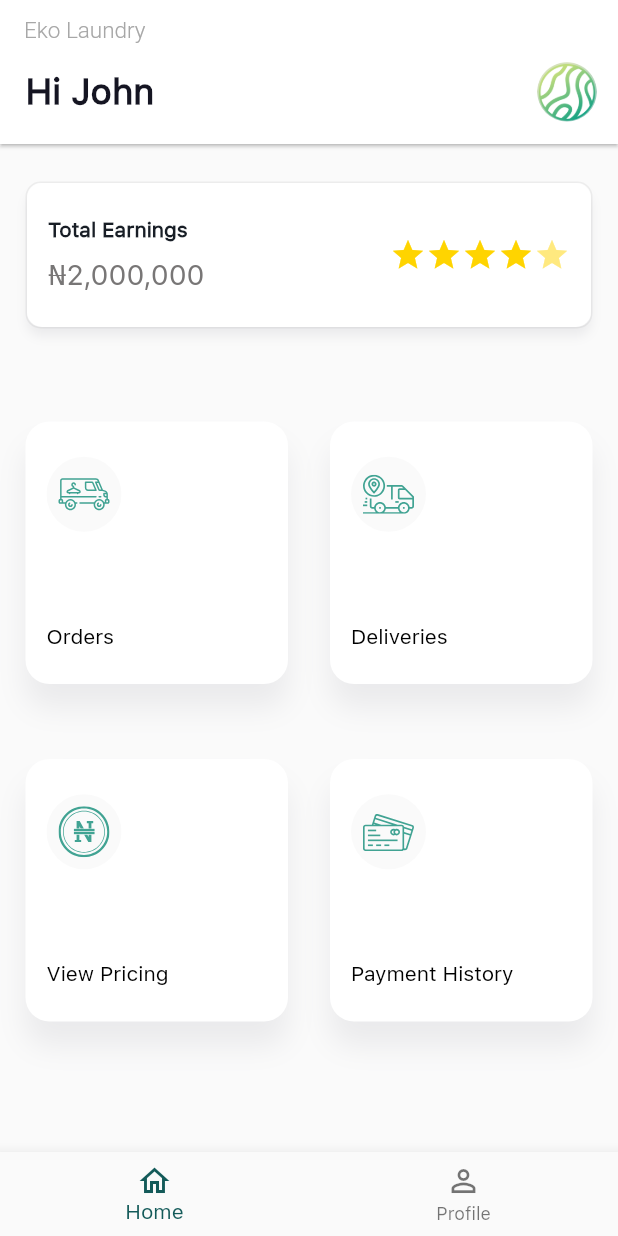
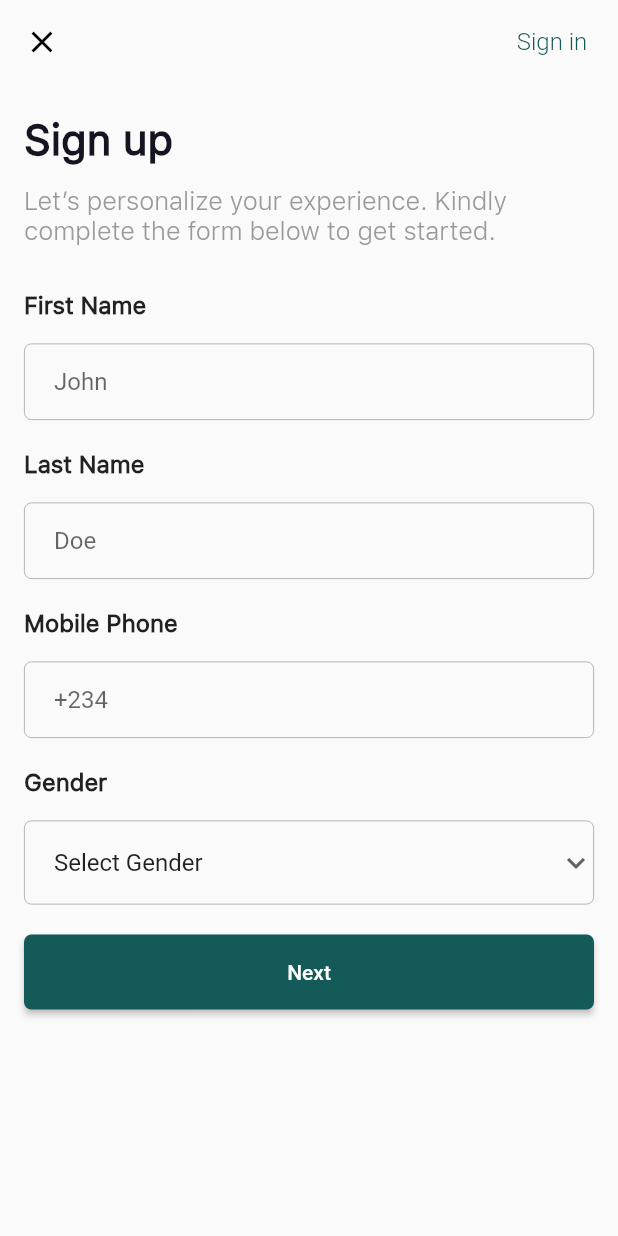
Before and after one commit to Francisop/launmax_lm_app, a Flutter app: the screen it shows after launch, on a phone screen of 412 x 824 dp. Run offline on Flutter 3.47's test engine with Material 2 defaults, Android fonts, the phone set to English and light mode, and no system bars; our stand-ins replace flutter_svg, outline_material_icons; Roboto replaces fonts that are missing (Montserrat); project files that could hold a hidden picture were left out.

Commit message:
First Sign Up UI implemented

```diff
--- a/lib/main.dart
+++ b/lib/main.dart
@@ -1,8 +1,7 @@
 import 'package:flutter/material.dart';
 import 'package:launmax_lm_app/ui/constant.dart';
-import 'package:launmax_lm_app/ui/homeScreen/home_page.dart';
-import 'package:launmax_lm_app/ui/homeScreen/home_screen.dart';
-import 'package:launmax_lm_app/ui/screens/viewPricing.dart';
+import 'package:launmax_lm_app/ui/screens/signup/sign_up_1.dart';
+
 import 'package:launmax_lm_app/ui/styles.dart';
 
 void main() {
@@ -32,7 +31,7 @@ class MyApp extends StatelessWidget {
         textTheme: Typography.blackCupertino
             .copyWith(bodyText2: TextStyle(fontFamily: kSFProText)),
       ),
-      home: HomeScreen(),
+      home: SignUp1(),
     );
   }
 }
--- a/lib/ui/constant.dart
+++ b/lib/ui/constant.dart
@@ -2,6 +2,7 @@ import 'package:flutter/material.dart';
 import 'package:flutter/widgets.dart';
 import 'package:launmax_lm_app/ui/styles.dart';
 
+import 'styles.dart';
 
 class Constants {}
 
@@ -35,3 +36,21 @@ final kBoxShadow = <BoxShadow>[
     color: Colors.black26,
   )
 ];
+
+final headlineStyle = TextStyle(
+  fontSize: 28.0,
+  fontWeight: FontWeight.w600,
+  color: AppColor.neutralBlack,
+);
+
+final descriptionStyle = TextStyle(
+  fontSize: 17.0,
+  fontWeight: FontWeight.w300,
+  color: AppColor.text2,
+);
+
+final buttonTextStyle = TextStyle(
+  fontSize: 16.0,
+  fontWeight: FontWeight.w300,
+  color: AppColor.primaryColor,
+);
--- /dev/null
+++ b/lib/ui/screens/signup/sign_up_1.dart
@@ -0,0 +1,113 @@
+import 'package:flutter/cupertino.dart';
+import 'package:flutter/material.dart';
+
+import '../../constant.dart';
+import '../../widgets/app_dropdown.dart';
+import '../../widgets/app_raised_button.dart';
+import '../../widgets/app_text_field.dart';
+
+class SignUp1 extends StatefulWidget {
+  @override
+  _SignUp1State createState() => _SignUp1State();
+}
+
+class _SignUp1State extends State<SignUp1> {
+  final formKey = GlobalKey<FormState>();
+  var _genders = [
+    'Select Gender',
+    'Male',
+    'Female',
+  ];
+
+  String _currentGender = 'Select Gender';
+
+  @override
+  Widget build(BuildContext context) {
+    return Scaffold(
+      appBar: AppBar(
+        elevation: 0,
+        backgroundColor: Colors.transparent,
+        leading: GestureDetector(
+          child: Icon(
+            Icons.close,
+            color: Colors.black,
+          ),
+          onTap: () {},
+        ),
+        actions: [
+          FlatButton(
+            child: Text(
+              'Sign in',
+              style: buttonTextStyle,
+            ),
+            onPressed: () {},
+          ),
+        ],
+      ),
+      body: SafeArea(
+        child: Container(
+          padding: EdgeInsets.fromLTRB(16, 0, 16, 8),
+          child: Form(
+            key: formKey,
+            child: SingleChildScrollView(
+              child: Column(
+                crossAxisAlignment: CrossAxisAlignment.start,
+                children: [
+                  SizedBox(height: 20.0),
+                  Text(
+                    'Sign up',
+                    style: headlineStyle,
+                  ),
+                  SizedBox(height: 15.0),
+                  Text(
+                    'Let’s personalize your experience. Kindly complete the form below to get started.',
+                    style: descriptionStyle,
+                  ),
+                  SizedBox(height: 30.0),
+                  AppTextField(
+                    controller: TextEditingController(),
+                    keyboardType: TextInputType.text,
+                    label: 'First Name',
+                    hintText: 'John',
+                  ),
+                  SizedBox(height: 20.0),
+                  AppTextField(
+                    controller: TextEditingController(),
+                    keyboardType: TextInputType.text,
+                    label: 'Last Name',
+                    hintText: 'Doe',
+                    obscureText: true,
+                  ),
+                  SizedBox(height: 20.0),
+                  AppTextField(
+                    controller: TextEditingController(),
+                    keyboardType: TextInputType.text,
+                    label: 'Mobile Phone',
+                    hintText: '+234',
+                    obscureText: true,
+                  ),
+                  SizedBox(height: 20.0),
+                  AppDropdown(
+                    text: 'Gender',
+                    items: _genders,
+                    value: _currentGender,
+                    onChanged: (value) {
+                      _currentGender = value;
+                    },
+                  ),
+                  SizedBox(height: 20.0),
+                  AppRaisedButton(
+                    text: 'Next',
+                    onPressed: () {
+                      formKey.currentState.validate();
+                    },
+                  ),
+                ],
+              ),
+            ),
+          ),
+        ),
+      ),
+    );
+  }
+}
--- /dev/null
+++ b/lib/ui/widgets/app_dropdown.dart
@@ -0,0 +1,71 @@
+import 'package:flutter/material.dart';
+
+class AppDropdown extends StatelessWidget {
+  final List<String> items;
+  final String text;
+  final String value;
+  final void Function(String) onChanged;
+  final String Function(String) validator;
+
+  const AppDropdown({
+    Key key,
+    @required this.text,
+    this.items,
+    this.value,
+    this.onChanged,
+    this.validator,
+  }) : super(key: key);
+
+  @override
+  Widget build(BuildContext context) {
+    return Column(
+      crossAxisAlignment: CrossAxisAlignment.start,
+      children: [
+        Text(
+          text,
+          style: TextStyle(
+            fontSize: 16,
+            fontWeight: FontWeight.w600,
+          ),
+        ),
+        SizedBox(height: 16),
+        DropdownButtonFormField(
+          items: items.map(
+            (String item) {
+              return new DropdownMenuItem(
+                value: item,
+                child: Text(item),
+              );
+            },
+          ).toList(),
+          onChanged: onChanged,
+          value: value,
+          validator: validator,
+          icon: Icon(Icons.keyboard_arrow_down),
+          decoration: InputDecoration(
+            contentPadding:
+                EdgeInsets.symmetric(horizontal: 20.0, vertical: 16.0),
+            border: InputBorder.none,
+            filled: false,
+            errorBorder: OutlineInputBorder(
+              borderSide: BorderSide(color: Colors.red.shade900, width: 0.5),
+              borderRadius: BorderRadius.circular(5),
+            ),
+            focusedErrorBorder: OutlineInputBorder(
+              borderSide: BorderSide(color: Colors.red.shade900, width: 0.5),
+              borderRadius: BorderRadius.circular(5),
+            ),
+            enabledBorder: OutlineInputBorder(
+              borderSide: BorderSide(color: Colors.grey, width: 0.5),
+              borderRadius: BorderRadius.circular(5),
+            ),
+            focusedBorder: OutlineInputBorder(
+              borderSide: BorderSide(color: Colors.black, width: 0.5),
+              borderRadius: BorderRadius.circular(5),
+            ),
+          ),
+        ),
+      ],
+    );
+  }
+}
--- /dev/null
+++ b/lib/ui/widgets/app_raised_button.dart
@@ -0,0 +1,76 @@
+import 'package:flutter/material.dart';
+
+import '../constant.dart';
+import '../styles.dart';
+import 'button_loading_indicator.dart';
+
+enum AppButton {
+  PLAIN,
+  APPLE,
+  GOOGLE,
+  OTP,
+}
+
+class LoadingIndicator {
+  final bool isLoading;
+  final AppButton button;
+
+  const LoadingIndicator({this.isLoading = false, this.button});
+}
+
+class AppRaisedButton extends StatelessWidget {
+  const AppRaisedButton(
+      {this.onPressed,
+      this.text,
+      this.textColor = Colors.white,
+      this.backgroundColor,
+      this.height,
+      this.isLoading = false,
+      this.prefixIcon,
+      this.elevation});
+
+  final Function onPressed;
+  final String text;
+  final Color textColor;
+  final Color backgroundColor;
+  final Widget prefixIcon;
+
+  /// The [Height] is 50.0 by default
+  final double height;
+  final bool isLoading;
+  final double elevation;
+
+  @override
+  Widget build(BuildContext context) {
+    return MaterialButton(
+      height: height ?? 50,
+      elevation: elevation,
+      minWidth: double.infinity,
+      onPressed: onPressed,
+      color: backgroundColor ?? AppColor.primaryColor,
+      textColor: textColor,
+      shape: kRoundedRectangleBorder,
+      child: isLoading
+          ? ButtonLoadingIndicator(
+              color: textColor,
+              width: 20,
+              height: 20,
+            )
+          : prefixIcon == null
+              ? Text(
+                  text,
+                  style: TextStyle(fontFamily: 'Montserrat'),
+                )
+              : Row(
+                  mainAxisAlignment: MainAxisAlignment.center,
+                  children: <Widget>[
+                    Padding(
+                      padding: EdgeInsets.only(right: 8.0),
+                      child: prefixIcon,
+                    ),
+                    Text(text)
+                  ],
+                ),
+    );
+  }
+}
--- /dev/null
+++ b/lib/ui/widgets/app_text_field.dart
@@ -0,0 +1,84 @@
+import 'package:flutter/material.dart';
+
+class AppTextField extends StatelessWidget {
+  final String label;
+  final String hintText;
+  final bool obscureText;
+  final int maxLines;
+  final bool enabled;
+  final TextEditingController controller;
+  final Widget suffixIcon;
+  final void Function(String) onChanged;
+  final String Function(String) validator;
+  final TextInputType keyboardType;
+
+  const AppTextField({
+    Key key,
+    this.label,
+    this.hintText,
+    this.controller,
+    this.suffixIcon,
+    this.enabled,
+    this.onChanged,
+    this.maxLines,
+    this.obscureText,
+    this.validator,
+    this.keyboardType,
+  }) : super(key: key);
+
+  @override
+  Widget build(BuildContext context) {
+    return Column(
+      crossAxisAlignment: CrossAxisAlignment.start,
+      children: [
+        label != null
+            ? Text(
+                label,
+                style: TextStyle(
+                  fontSize: 16,
+                  fontWeight: FontWeight.w600,
+                ),
+              )
+            : SizedBox(),
+        label != null ? SizedBox(height: 16) : SizedBox(),
+        TextFormField(
+          controller: controller,
+          onChanged: onChanged,
+          maxLines: maxLines ?? 1,
+          validator: validator,
+          keyboardType: keyboardType,
+          enabled: enabled,
+          obscureText: obscureText ?? false,
+          decoration: InputDecoration(
+            hintText: hintText,
+            suffixIcon: suffixIcon,
+            contentPadding:
+                EdgeInsets.symmetric(horizontal: 20.0, vertical: 16.0),
+            border: InputBorder.none,
+            filled: false,
+            errorBorder: OutlineInputBorder(
+              borderSide: BorderSide(color: Colors.red.shade900, width: 0.5),
+              borderRadius: BorderRadius.circular(5),
+            ),
+            focusedErrorBorder: OutlineInputBorder(
+              borderSide: BorderSide(color: Colors.red.shade900, width: 0.5),
+              borderRadius: BorderRadius.circular(5),
+            ),
+            enabledBorder: OutlineInputBorder(
+              borderSide: BorderSide(color: Colors.grey, width: 0.5),
+              borderRadius: BorderRadius.circular(5),
+            ),
+            focusedBorder: OutlineInputBorder(
+              borderSide: BorderSide(color: Colors.black, width: 0.5),
+              borderRadius: BorderRadius.circular(5),
+            ),
+            disabledBorder: OutlineInputBorder(
+              borderSide: BorderSide(color: Colors.grey, width: 0.5),
+              borderRadius: BorderRadius.circular(5),
+            ),
+          ),
+        ),
+      ],
+    );
+  }
+}
--- /dev/null
+++ b/lib/ui/widgets/button_loading_indicator.dart
@@ -0,0 +1,27 @@
+import 'package:flutter/material.dart';
+
+class ButtonLoadingIndicator extends StatelessWidget {
+  const ButtonLoadingIndicator({
+    Key key,
+    @required this.color,
+    @required this.height,
+    @required this.width,
+  }) : super(key: key);
+
+  final Color color;
+  final double height;
+  final double width;
+
+  @override
+  Widget build(BuildContext context) {
+    return SizedBox(
+      height: height,
+      width: width,
+      child: CircularProgressIndicator(
+        // backgroundColor: Colors.black,
+        valueColor: AlwaysStoppedAnimation(color),
+        strokeWidth: 1.8,
+      ),
+    );
+  }
+}
```
Also changed, not shown: lib/ui/screens/homeScreen/home_page.dart (renamed from lib/ui/homeScreen/home_page.dart, +29 -18 lines), lib/ui/screens/homeScreen/home_screen.dart (renamed from lib/ui/homeScreen/home_screen.dart). Lines whose indentation alone changed are shown as unchanged.
